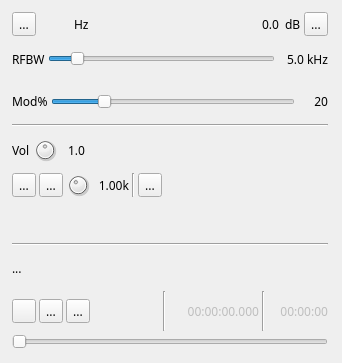
Above: plugins/channeltx/modam/ammodgui.ui from f4exb/sdrangel before the change. Below: the same form after it.
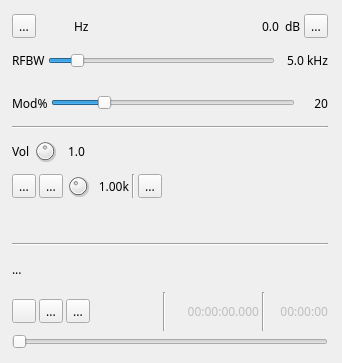
That is the form after the change. Icons and pictures are not drawn. Custom widgets are drawn as their Qt base class.

The edit to the form file:
```diff
--- a/plugins/channeltx/modam/ammodgui.ui
+++ b/plugins/channeltx/modam/ammodgui.ui
@@ -70,6 +70,9 @@
     </property>
     <item>
      <layout class="QHBoxLayout" name="deltaFreqPowLayout">
+      <property name="topMargin">
+       <number>2</number>
+      </property>
       <item>
        <layout class="QHBoxLayout" name="deltaFrequencyLayout">
         <item>
@@ -107,7 +110,7 @@
           </property>
           <property name="font">
            <font>
-            <family>Monospace</family>
+            <family>DejaVu Sans Mono</family>
             <pointsize>12</pointsize>
            </font>
           </property>
```
Left out of the diff: 2 changed lines with no effect on the pictures.
